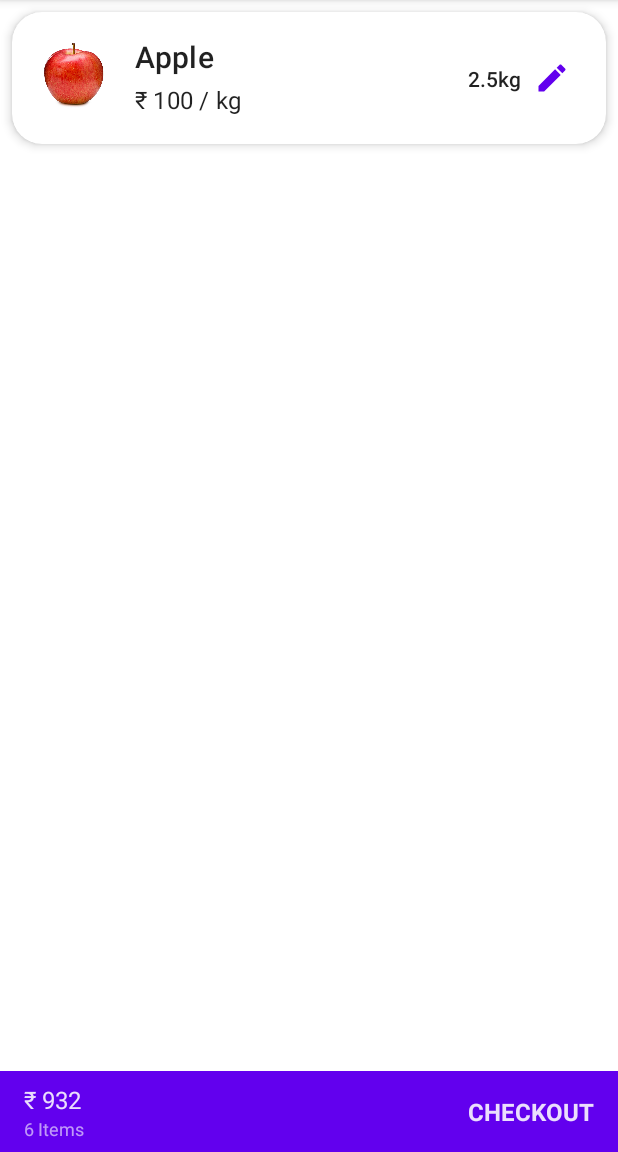
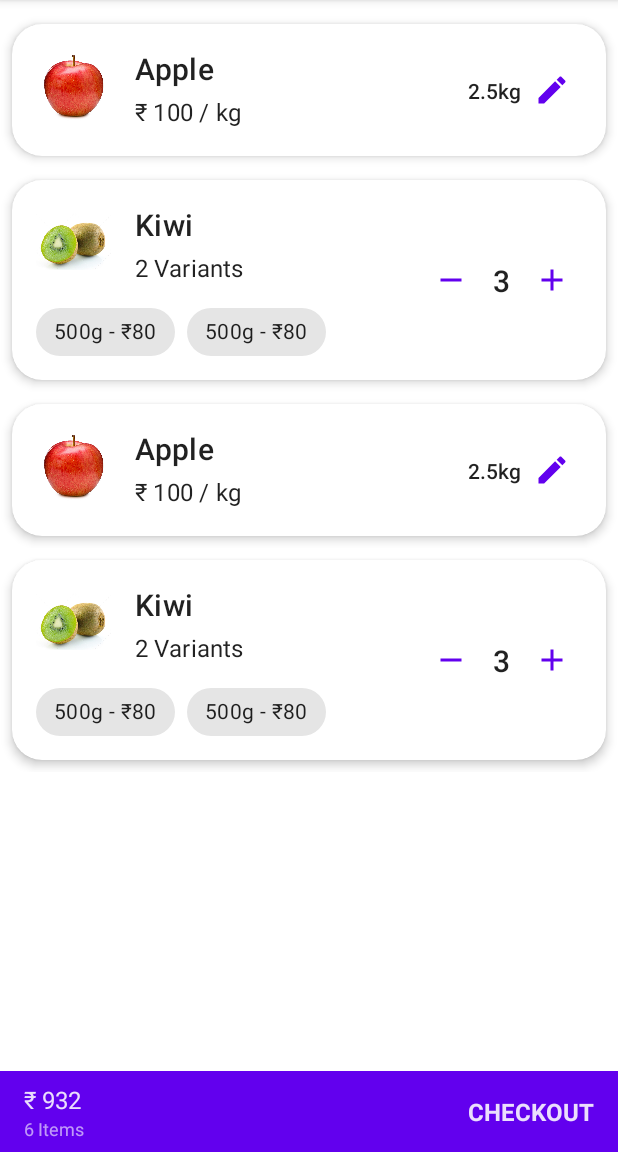
Before and after one commit to imAtulSharma/MyEcom, an Android app: the screen it shows after launch (MainActivity), on a phone screen of 412 x 824 dp, the part 84-1236 px from its top. Run offline under Robolectric (Android 15) with nearby library versions, the light colour scheme and no system bars.

Commit message:
Add: Variant based product layout

```diff
--- /dev/null
+++ b/user-app/src/main/res/drawable/ic_drop_down.xml
@@ -0,0 +1,10 @@
+<vector xmlns:android="http://schemas.android.com/apk/res/android"
+    android:width="24dp"
+    android:height="24dp"
+    android:viewportWidth="24"
+    android:viewportHeight="24"
+    android:tint="?attr/colorControlNormal">
+  <path
+      android:fillColor="@android:color/white"
+      android:pathData="M7,10l5,5 5,-5z"/>
+</vector>
--- /dev/null
+++ b/user-app/src/main/res/drawable/ic_remove.xml
@@ -0,0 +1,10 @@
+<vector xmlns:android="http://schemas.android.com/apk/res/android"
+    android:width="24dp"
+    android:height="24dp"
+    android:viewportWidth="24"
+    android:viewportHeight="24"
+    android:tint="?attr/colorControlNormal">
+  <path
+      android:fillColor="@android:color/white"
+      android:pathData="M19,13H5v-2h14v2z"/>
+</vector>
--- a/user-app/src/main/res/layout/activity_main.xml
+++ b/user-app/src/main/res/layout/activity_main.xml
@@ -60,12 +60,17 @@
     <LinearLayout
         android:layout_width="match_parent"
         android:layout_height="match_parent"
+        android:orientation="vertical"
+        android:layout_marginTop="8dp"
         app:layout_constraintEnd_toEndOf="parent"
         app:layout_constraintTop_toTopOf="parent"
         app:layout_constraintStart_toStartOf="parent"
         app:layout_constraintBottom_toBottomOf="parent">
 
         <include layout="@layout/item_wb_product" />
+        <include layout="@layout/item_vb_product"/>
+        <include layout="@layout/item_wb_product" />
+        <include layout="@layout/item_vb_product"/>
 
     </LinearLayout>
 
--- /dev/null
+++ b/user-app/src/main/res/layout/item_vb_product.xml
@@ -0,0 +1,135 @@
+<?xml version="1.0" encoding="utf-8"?>
+<FrameLayout xmlns:android="http://schemas.android.com/apk/res/android"
+    xmlns:app="http://schemas.android.com/apk/res-auto"
+    android:layout_width="match_parent"
+    android:layout_height="wrap_content">
+
+    <com.google.android.material.card.MaterialCardView
+        style="@style/card_product"
+        android:id="@+id/product">
+
+        <androidx.constraintlayout.widget.ConstraintLayout
+            android:layout_width="match_parent"
+            android:layout_height="wrap_content">
+
+            <ImageView
+                android:id="@+id/img_product"
+                android:layout_width="50dp"
+                android:layout_height="50dp"
+                android:layout_marginStart="@dimen/margin_default"
+                android:layout_marginTop="@dimen/margin_default"
+                android:adjustViewBounds="true"
+                android:contentDescription="@string/desc_product_img"
+                android:src="@drawable/kiwi"
+                app:layout_constraintStart_toStartOf="parent"
+                app:layout_constraintTop_toTopOf="parent" />
+
+            <TextView
+                android:id="@+id/title_product"
+                style="@style/TextAppearance.MaterialComponents.Headline6"
+                android:layout_width="0dp"
+                android:layout_height="wrap_content"
+                android:layout_marginStart="@dimen/margin_default"
+                android:layout_marginTop="@dimen/margin_default"
+                android:ellipsize="marquee"
+                android:marqueeRepeatLimit="marquee_forever"
+                android:scrollHorizontally="true"
+                android:singleLine="true"
+                android:text="Kiwi"
+                app:layout_constraintStart_toEndOf="@+id/img_product"
+                app:layout_constraintTop_toTopOf="parent"
+                app:layout_constraintEnd_toStartOf="@id/barrier"/>
+
+            <TextView
+                android:id="@+id/subtitle_product"
+                style="@style/TextAppearance.MaterialComponents.Subtitle1"
+                android:layout_width="wrap_content"
+                android:layout_height="wrap_content"
+                android:layout_marginTop="4dp"
+                android:text="2 Variants"
+                app:layout_constraintStart_toStartOf="@+id/title_product"
+                app:layout_constraintTop_toBottomOf="@+id/title_product" />
+
+            <ImageView
+                android:id="@+id/btn_variants"
+                style="@style/img_btn"
+                android:layout_marginStart="8dp"
+                android:contentDescription="@string/desc_variants_drop_down"
+                android:src="@drawable/ic_drop_down"
+                app:layout_constraintBottom_toBottomOf="@+id/subtitle_product"
+                app:layout_constraintStart_toEndOf="@+id/subtitle_product"
+                app:layout_constraintTop_toTopOf="@+id/subtitle_product"
+                app:tint="@color/black" />
+
+            <com.google.android.material.chip.ChipGroup
+                android:id="@+id/variants"
+                android:layout_width="wrap_content"
+                android:layout_height="wrap_content"
+                android:layout_marginStart="@dimen/margin_default"
+                android:layout_marginTop="8dp"
+                android:layout_marginBottom="8dp"
+                app:layout_constraintBottom_toBottomOf="parent"
+                app:layout_constraintStart_toStartOf="parent"
+                app:layout_constraintTop_toBottomOf="@+id/subtitle_product"
+                app:singleSelection="true">
+
+                <include layout="@layout/chip_variant" />
+
+                <include layout="@layout/chip_variant" />
+
+            </com.google.android.material.chip.ChipGroup>
+
+            <ImageView
+                android:id="@+id/btn_add"
+                style="@style/img_btn"
+                android:contentDescription="@string/desc_product_add"
+                android:src="@drawable/ic_add"
+                app:layout_constraintBottom_toBottomOf="parent"
+                app:layout_constraintEnd_toEndOf="parent"
+                app:layout_constraintTop_toTopOf="parent" />
+
+            <androidx.constraintlayout.widget.Group
+                android:id="@+id/grp_zero_quantity"
+                android:layout_width="wrap_content"
+                android:layout_height="wrap_content"
+                app:constraint_referenced_ids="btn_add" />
+
+            <TextView
+                android:id="@+id/quantity"
+                style="@style/TextAppearance.MaterialComponents.Headline6"
+                android:layout_width="wrap_content"
+                android:layout_height="match_parent"
+                android:layout_margin="16dp"
+                android:text="3"
+                app:layout_constraintBottom_toBottomOf="@+id/btn_add"
+                app:layout_constraintEnd_toStartOf="@+id/btn_add"
+                app:layout_constraintTop_toTopOf="@+id/btn_add" />
+
+            <ImageView
+                android:id="@+id/btn_remove"
+                style="@style/img_btn"
+                android:layout_marginEnd="16dp"
+                android:contentDescription="@string/desc_remove_product"
+                android:src="@drawable/ic_remove"
+                app:layout_constraintBottom_toBottomOf="@+id/quantity"
+                app:layout_constraintEnd_toStartOf="@+id/quantity"
+                app:layout_constraintTop_toTopOf="@+id/quantity" />
+
+            <androidx.constraintlayout.widget.Group
+                android:id="@+id/grp_non_zero_quantity"
+                android:layout_width="wrap_content"
+                android:layout_height="wrap_content"
+                app:constraint_referenced_ids="quantity,btn_remove" />
+
+            <androidx.constraintlayout.widget.Barrier
+                android:id="@+id/barrier"
+                android:layout_width="wrap_content"
+                android:layout_height="wrap_content"
+                app:barrierDirection="left"
+                app:constraint_referenced_ids="btn_remove" />
+
+        </androidx.constraintlayout.widget.ConstraintLayout>
+
+    </com.google.android.material.card.MaterialCardView>
+
+</FrameLayout>
--- a/user-app/src/main/res/values/strings.xml
+++ b/user-app/src/main/res/values/strings.xml
@@ -3,4 +3,6 @@
     <string name="title_checkout">CHECKOUT</string>
     <string name="desc_product_add">To add product</string>
     <string name="desc_product_img">product image</string>
+    <string name="desc_remove_product">To remove product</string>
+    <string name="desc_variants_drop_down">To see variants available</string>
 </resources>
```
